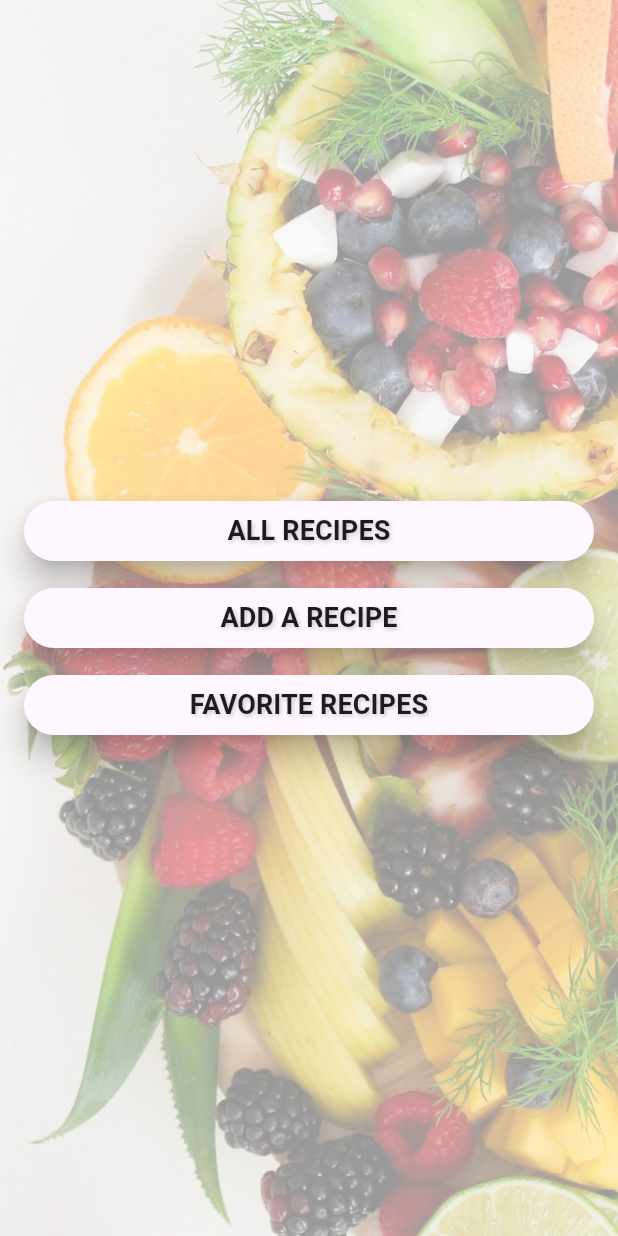
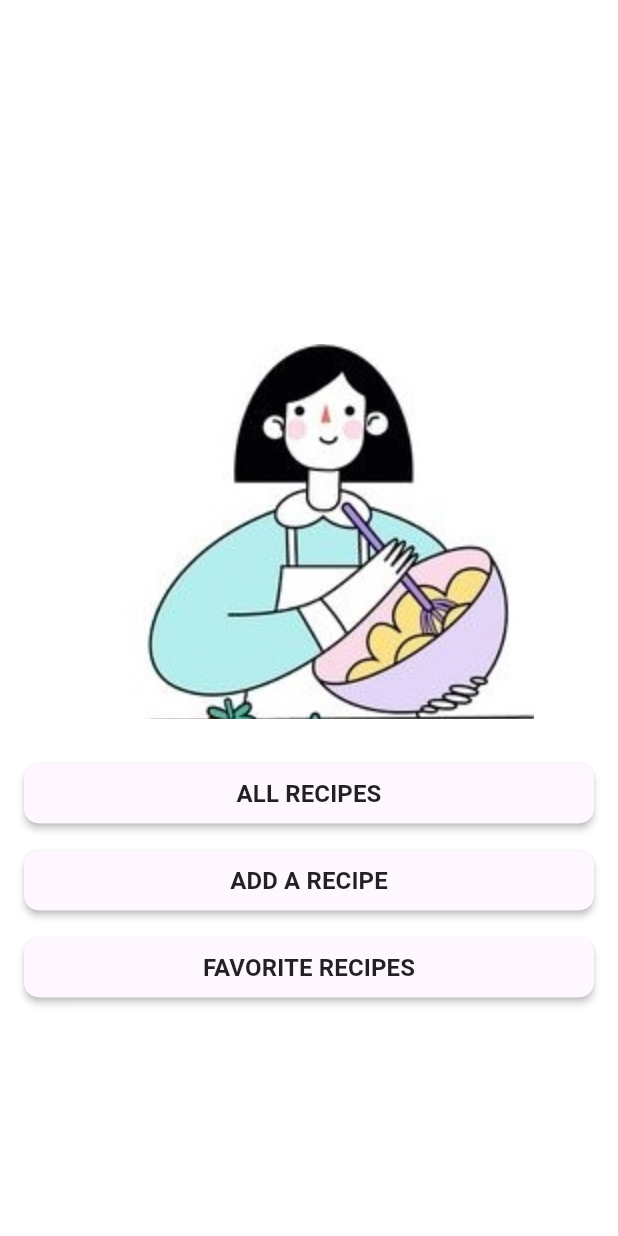
Before and after one commit to BerglindBKK/recipeapp, a Flutter app: the screen it shows after launch, on a phone screen of 412 x 824 dp. Run offline on Flutter 3.47's test engine with Material 3 defaults, Android fonts, the light colour scheme and no system bars; our stand-ins replace image_picker, permission_handler.

Commit message:
Upphafssida og buttons

```diff
--- a/lib/recipe_app/screens/welcome_screen.dart
+++ b/lib/recipe_app/screens/welcome_screen.dart
@@ -1,15 +1,8 @@
 import 'package:flutter/material.dart';
-//import 'package:recipeapp/theme.dart';
 import 'package:recipeapp/widgets/main_screen_button.dart';
-//import 'package:recipeapp/widgets/recipe_card.dart';
-//import 'package:recipeapp/widgets/recipes_list.dart';
-//import 'package:recipeapp/models/recipe.dart';
-//import 'package:recipeapp/recipe_app/screens/all_recipes_screen.dart';
-//import 'package:text_hover/config.dart';
-//import 'package:text_hover/text_hover.dart';
-//import 'package:lokaverkefni/widgets/floating_action_button.dart';
 
-// The welcome page
+// The welcome page. SHows three buttons to navigate to: -all revipes screen, -add recipe screen, favorite screen
+
 class WelcomeScreen extends StatelessWidget {
   const WelcomeScreen({super.key, required this.onNavigate});
 
@@ -18,30 +11,26 @@ class WelcomeScreen extends StatelessWidget {
   @override
   Widget build(BuildContext context) {
     return Scaffold(
-      //appBar: AppBar(
-        //title: const Text('Welcome'),
-        //actions: [
-        //IconButton(
-        //onPressed: onBack,
-        //icon: const Icon(Icons.arrow_back),
-        //),
-        //],
-      //),
+      backgroundColor: Colors.white,
       // Stack for overlaying widgets on top of each other (background + content)
       body: Stack(
         children: [
           // Background image
           Container(
-            decoration: const BoxDecoration(
-              image: DecorationImage(
-                image: AssetImage('assets/images/recipe_app_landing.jpg'),
-                fit: BoxFit.cover, // Image covers the entire screen
+            padding: const EdgeInsets.symmetric(horizontal: 20.0),
+            child: Align(
+              alignment: const Alignment(0.0, -0.2),
+              child: Container(
+                width: 300,
+                height: 250,
+                decoration: const BoxDecoration(
+                  image: DecorationImage(
+                    image: AssetImage('assets/images/forsida.jpg'),
+                    fit: BoxFit.cover,
+                  ),
+                ),
               ),
             ),
-          ),
-// White overlay with opacity
-          Container(
-            color: Colors.white.withValues(alpha:0.6),  // White overlay with opacity
           ),
 
           // Overlay content
@@ -51,6 +40,7 @@ class WelcomeScreen extends StatelessWidget {
               mainAxisAlignment: MainAxisAlignment.center,
               crossAxisAlignment: CrossAxisAlignment.center,
               children: [
+                const SizedBox(height: 350),
                 // Button 1
                 SizedBox(
                   width: double.infinity,
@@ -77,27 +67,11 @@ class WelcomeScreen extends StatelessWidget {
                     buttonText: 'FAVORITE RECIPES',
                   ),
                 ),
-                // RecipeCard
-                //SizedBox(
-                //width: double.infinity,
-                //child: RecipeCard(
-                //recipes[index],
-                //onTap: () => onNavigate('add-recipes'),
-                //cardText : 'Title frá welcome_screen',
-                //title: recipe.title
-                //cardText: 'HALLÓ SÉST ÉG??',
-                //),
-                //),
               ],
             ),
           ),
         ],
       ),
-      //floatingActionButton: FloatingActionButton(
-      //  elevation: 10.0,
-      //  onPressed: () => onNavigate('add-recipes'),
-      //  child: const Icon(Icons.add),  // Icon inside the button
-      //),
     );
   }
 }
--- a/lib/widgets/custom_input_container.dart
+++ b/lib/widgets/custom_input_container.dart
@@ -30,7 +30,7 @@ class CustomInputContainer extends StatelessWidget {
         boxShadow: [
           BoxShadow(
             color: Colors.black.withValues(alpha: 0.05),
-            offset: const Offset(0, 4),
+            offset: const Offset(0, 2),
             blurRadius: 8,
             spreadRadius: 2,
           ),
--- a/lib/widgets/main_screen_button.dart
+++ b/lib/widgets/main_screen_button.dart
@@ -21,29 +21,21 @@ class MainScreenButton extends StatelessWidget {
         backgroundColor: colorScheme.surface, // Set the background color of the button
         foregroundColor: colorScheme.onSurface, // Set the text color
         shape: RoundedRectangleBorder(
-          borderRadius: BorderRadius.circular(20), // Make the corners of the button rounded
-          //side: BorderSide(
-          //  color: colorScheme.primary, // Set the border color to the primary color
-          //  width: 1.0, // Set the border width
-          //),
+          borderRadius: BorderRadius.circular(10), // Make the corners of the button rounded
         ),
-        elevation: 8.0, // Adds shadow to the button to give it a raised effect
+        elevation: 2.0, // Adds shadow to the button to give it a raised effect
       ),
       child: Text(
-        buttonText, // Display the button text passed as a parameter
-        textAlign: TextAlign.center, // Center the text inside the button
+        buttonText,
+        textAlign: TextAlign.center,
         style: const TextStyle(
-          fontSize: 18, // Set the font size of the text
-          fontWeight: FontWeight.bold, // Make the text bold
-          shadows: [
-            Shadow(
-              offset: Offset(1.0, 1.0), // Set the position of the shadow
-              blurRadius: 3.0, // Set how blurry the shadow is
-              color: Color.fromARGB(50, 0, 0, 0), // Set the shadow color (semi-transparent black)
-            ),
-          ],
+          fontSize: 16,
+          fontWeight: FontWeight.bold,
+          color: Colors.black87, // Set text color to black87
+          shadows: [], // Remove the shadow
         ),
       ),
+
     );
   }
 }
--- a/lib/widgets/recipes_list.dart
+++ b/lib/widgets/recipes_list.dart
@@ -1,7 +1,6 @@
 import 'package:flutter/material.dart';
 import 'package:recipeapp/models/recipe.dart';
 import 'package:recipeapp/widgets/recipe_card.dart';
-import 'package:recipeapp/recipe_app/screens/recipe_screen.dart';
 
 class RecipesList extends StatelessWidget {
   const RecipesList({
--- a/pubspec.yaml
+++ b/pubspec.yaml
@@ -89,6 +89,7 @@ flutter:
     - assets/images/rulluterta.jpg
     - assets/images/hotdog.jpg
     - assets/images/welcomescreen1.png
+    - assets/images/forsida.jpg
   # image: NetworkImage('https://example.com/your_image.png')
   #   - images/a_dot_burr.jpeg
   #   - images/a_dot_ham.jpeg
```
Also changed, not shown: lib/recipe_app/screens/add_recipes_screen.dart (+22 -1 lines), lib/recipe_app/screens/all_recipes_screen.dart (+9 -16 lines), lib/widgets/recipe_card.dart (+0 -12 lines), assets/images/forsida.jpg (added).
